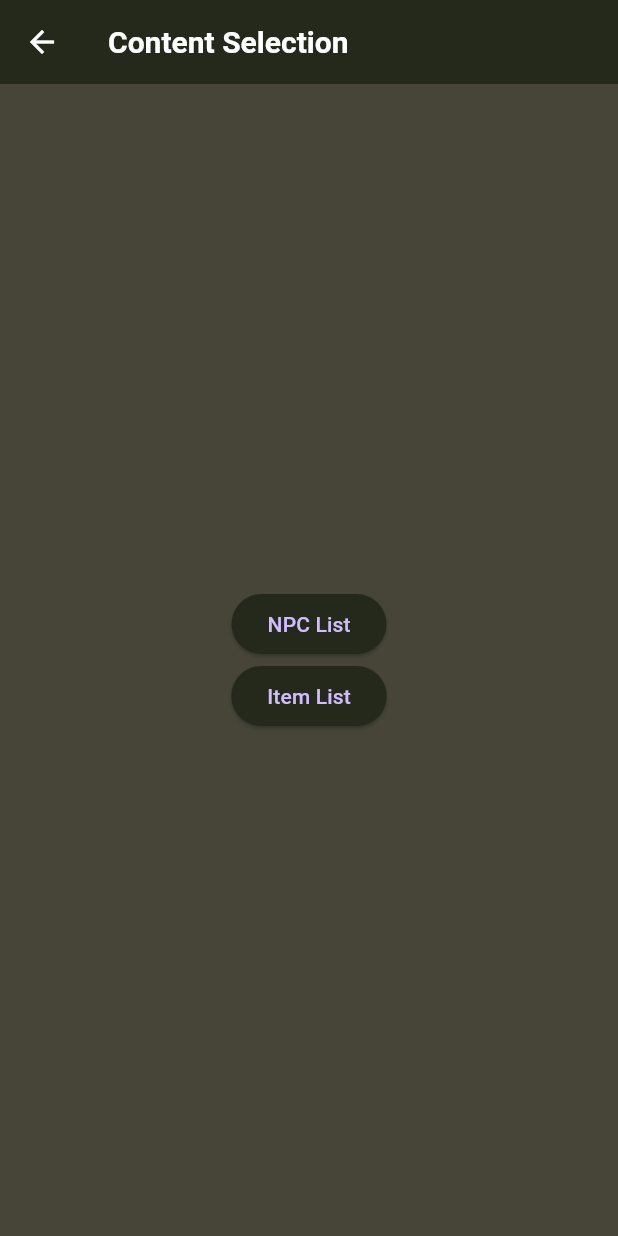
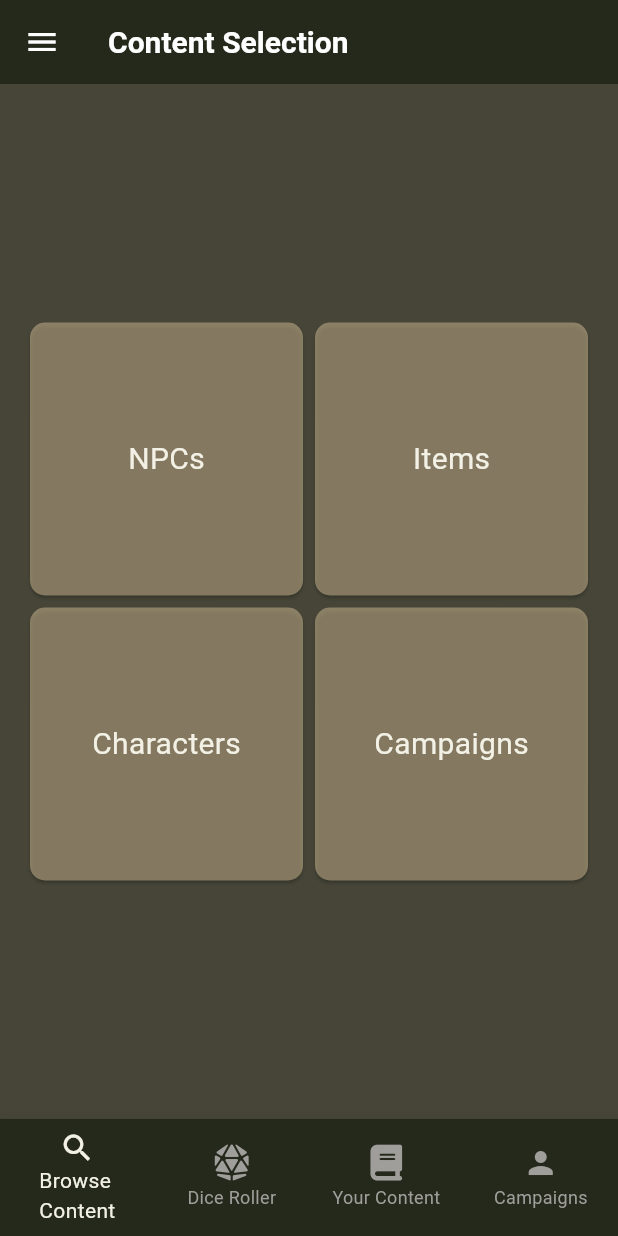
Before and after one commit to burmblebee/dndJrDesign, a Flutter app: the ContentSelection screen opened directly, on a phone screen of 412 x 824 dp. Run offline on Flutter 3.47's test engine with Material 3 defaults, Android fonts, the phone set to English and light mode, and no system bars; our stand-ins replace cloud_firestore, firebase_auth, firebase_core, flutter_riverpod, font_awesome_flutter, google_sign_in and 2 more; missing offline and left inert: flutter_radar_chart, hexagon; accounts and stored records are empty.

Commit message:
Your content Screen mostly laid out with navigation to npcs and items, need characters and dmed campaigns

```diff
--- a/lib/content_selection.dart
+++ /dev/null
@@ -1,41 +0,0 @@
-// screen with 2 buttons, one leading to npc list and one leading to item list
- import 'package:flutter/material.dart';
-
-import 'item/item_list.dart';
-import 'npc/npc_list.dart';
-
-class ContentSelection extends StatelessWidget {
-
-const ContentSelection({super.key});
-
-  @override
-  Widget build(BuildContext context) {
-    return Scaffold(
-      appBar: AppBar(title: const Text('Content Selection')),
-      body: Center(
-        child: Column(
-          mainAxisAlignment: MainAxisAlignment.center,
-          children: [
-            ElevatedButton(
-              onPressed: () {
-                Navigator.push(context, MaterialPageRoute(
-                  builder: (context) => const NPCListScreen(),
-                ));
-              },
-              child: const Text('NPC List'),
-            ),
-            ElevatedButton(
-              onPressed: () {
-                Navigator.push(context, MaterialPageRoute(
-                  builder: (context) => const itemListScreen(),
-                ));
-              },
-              child: const Text('Item List'),
-            ),
-          ],
-        ),
-      ),
-    );
-  }
-
-}
--- /dev/null
+++ b/lib/screens/your_content_screen.dart
@@ -0,0 +1,114 @@
+// screen with 2 buttons, one leading to npc list and one leading to item list
+ import 'package:flutter/material.dart';
+import 'package:warlocks_of_the_beach/widgets/main_drawer.dart';
+import 'package:warlocks_of_the_beach/widgets/navigation/bottom_navbar.dart';
+
+import '../item/item_list.dart';
+import '../npc/npc_list.dart';
+
+class ContentSelection extends StatelessWidget {
+
+const ContentSelection({super.key});
+
+  @override
+  Widget build(BuildContext context) {
+    return Scaffold(
+      appBar: AppBar(title: const Text('Content Selection')),
+      drawer: MainDrawer(),
+      bottomNavigationBar: MainBottomNavBar(),
+      body: Column(
+        mainAxisAlignment: MainAxisAlignment.center,
+        children: [
+          Padding(
+            padding: const EdgeInsets.all(16.0),
+            child: GridView.builder(
+              shrinkWrap: true,
+              physics: const NeverScrollableScrollPhysics(),
+              gridDelegate: const SliverGridDelegateWithFixedCrossAxisCount(
+                crossAxisCount: 2,
+
+              ),
+              itemCount: 4,
+              itemBuilder: (context, index) {
+                return Card(
+                  color: const Color(0xFFD4C097).withOpacity(0.5),
+                  shape: RoundedRectangleBorder(
+                    borderRadius: BorderRadius.circular(10),
+                  ),
+                  child: InkWell(
+                    onTap: () {
+                      if (index == 0) {
+                        Navigator.push(
+                          context,
+                          MaterialPageRoute(
+                            builder: (context) => const NPCListScreen(),
+                          ),
+                        );
+                      } else if (index == 1) {
+                        Navigator.push(
+                          context,
+                          MaterialPageRoute(
+                            builder: (context) => const itemListScreen(),
+                          ),
+                        );
+                      } else if (index == 2) {
+                        // Navigate to Characters
+                      } else if (index == 3) {
+                        // Navigate to Campaigns that user dms?
+                      }
+                    },
+                    child:(index == 0) ? const Center(
+                      child: Text(
+                        'NPCs',
+                        style: TextStyle(fontSize: 20),
+                      ),
+                    ) : (index == 1) ?  const Center(
+                      child: Text(
+                        'Items',
+                        style: TextStyle(fontSize: 20),
+                      ),
+                    ) : (index == 2) ?
+                    const Center(
+                      child: Text(
+                        'Characters',
+                        style: TextStyle(fontSize: 20),
+                      ),
+                    ) : const Center(
+                      child: Text(
+                        'Campaigns',
+                        style: TextStyle(fontSize: 20),
+                      ),
+                    ),
+                  ),
+                );
+              },
+            ),
+          ),
+        ],
+      ),
+
+    );
+            // ElevatedButton(
+            //   onPressed: () {
+            //     Navigator.push(context, MaterialPageRoute(
+            //       builder: (context) => const NPCListScreen(),
+            //     ));
+            //   },
+            //   child: const Text('NPC List'),
+            // ),
+            // ElevatedButton(
+            //   onPressed: () {
+            //     Navigator.push(context, MaterialPageRoute(
+            //       builder: (context) => const itemListScreen(),
+            //     ));
+            //   },
+            //   child: const Text('Item List'),
+            // ),
+//           ],
+//         ),
+//       ),
+//     );
+//   }
+//
+ }
+}
--- a/lib/widgets/navigation/bottom_navbar.dart
+++ b/lib/widgets/navigation/bottom_navbar.dart
@@ -1,6 +1,6 @@
 import 'package:flutter/material.dart';
 import 'package:font_awesome_flutter/font_awesome_flutter.dart';
-import 'package:warlocks_of_the_beach/content_selection.dart';
+import 'package:warlocks_of_the_beach/screens/your_content_screen.dart';
 import 'package:warlocks_of_the_beach/npc/npc_list.dart';
 import 'package:warlocks_of_the_beach/screens/campaign_screen.dart';
 
```
